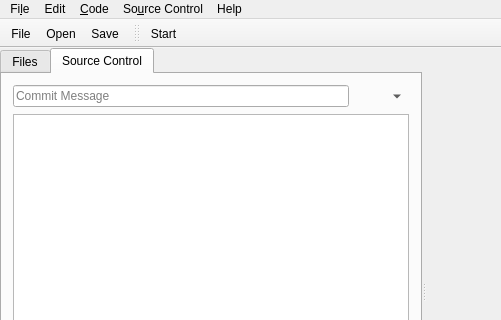
This is mainwindow.ui in theCheeseboard/theSlate as Qt 5 draws it before an edit; both pictures show x 0 to 501 and y 0 to 320 of the 501 by 612 pixel window. The edited form follows.
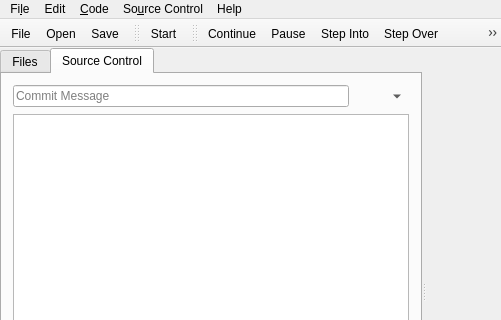
This is the edited form. Icons and pictures are not drawn.

What changed in the file:
```diff
--- a/mainwindow.ui
+++ b/mainwindow.ui
@@ -676,6 +676,22 @@
    </attribute>
    <addaction name="actionStart"/>
   </widget>
+  <widget class="QToolBar" name="debugToolbar">
+   <property name="windowTitle">
+    <string>toolBar_2</string>
+   </property>
+   <attribute name="toolBarArea">
+    <enum>TopToolBarArea</enum>
+   </attribute>
+   <attribute name="toolBarBreak">
+    <bool>false</bool>
+   </attribute>
+   <addaction name="actionContinue"/>
+   <addaction name="actionPause"/>
+   <addaction name="actionStep_Into"/>
+   <addaction name="actionStep_Over"/>
+   <addaction name="actionStep_Out"/>
+  </widget>
   <action name="actionNew">
    <property name="icon">
     <iconset theme="document-new" resource="icons.qrc">
@@ -870,6 +886,50 @@
     <string>Ctrl+Alt+S</string>
    </property>
   </action>
+  <action name="actionContinue">
+   <property name="icon">
+    <iconset theme="media-playback-start">
+     <normaloff>.</normaloff>.</iconset>
+   </property>
+   <property name="text">
+    <string>Continue</string>
+   </property>
+  </action>
+  <action name="actionStep_Into">
+   <property name="icon">
+    <iconset theme="debug-step-into">
+     <normaloff>.</normaloff>.</iconset>
+   </property>
+   <property name="text">
+    <string>Step Into</string>
+   </property>
+  </action>
+  <action name="actionStep_Over">
+   <property name="icon">
+    <iconset theme="debug-step-over">
+     <normaloff>.</normaloff>.</iconset>
+   </property>
+   <property name="text">
+    <string>Step Over</string>
+   </property>
+  </action>
+  <action name="actionStep_Out">
+   <property name="icon">
+    <iconset theme="debug-step-out">
+     <normaloff>.</normaloff>.</iconset>
+   </property>
+   <property name="text">
+    <string>Step Out</string>
+   </property>
+  </action>
+  <action name="actionPause">
+   <property name="icon">
+    <iconset theme="media-playback-pause"/>
+   </property>
+   <property name="text">
+    <string>Pause</string>
+   </property>
+  </action>
  </widget>
  <layoutdefault spacing="6" margin="11"/>
  <resources>
```
Left out of the diff: 14 changed lines with no effect on the pictures.
